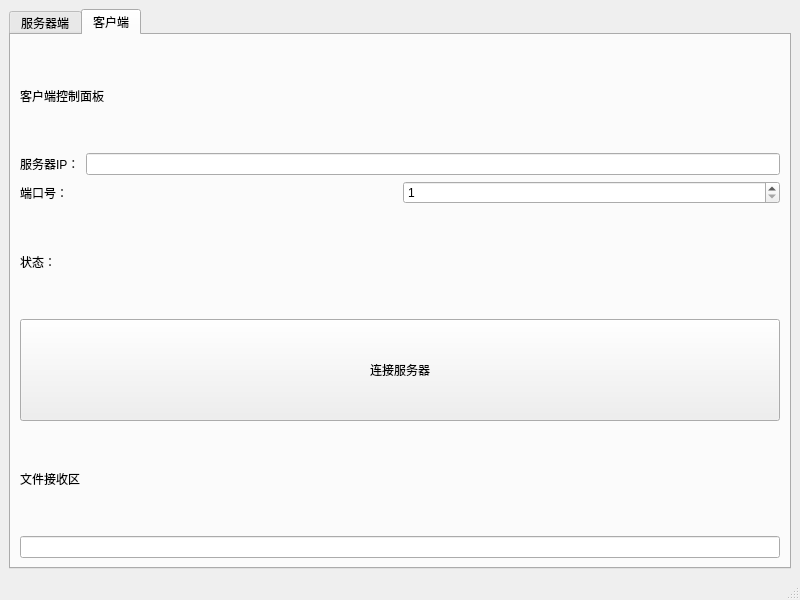
This is src/FileTransfer.ui in paipaipai666/FileTransfer as Qt 5 draws it before an edit. The edited form follows.
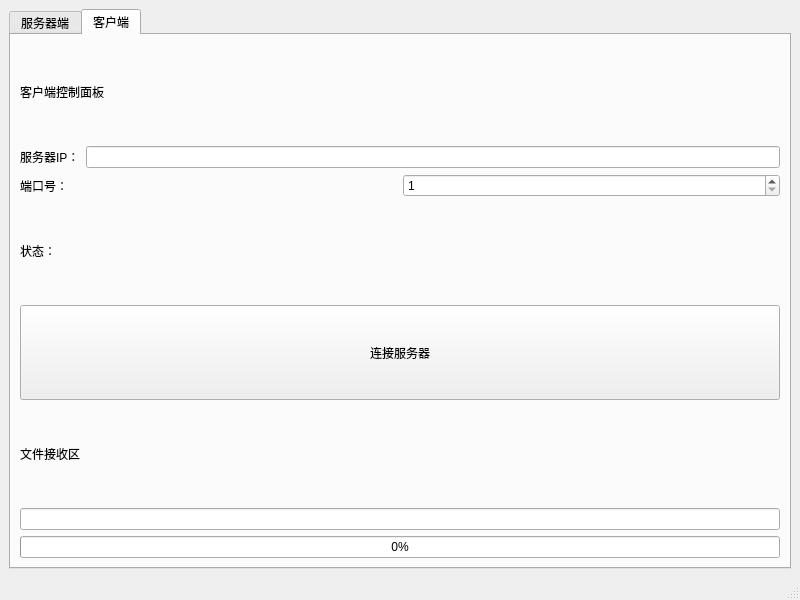
This is the edited form. The open tabs and pages were chosen to show the change.

Diff of the .ui file:
```diff
--- a/src/FileTransfer.ui
+++ b/src/FileTransfer.ui
@@ -185,6 +185,13 @@
           <item>
            <widget class="QLineEdit" name="RecvFileName"/>
           </item>
+          <item>
+           <widget class="QProgressBar" name="clientProgressBar">
+            <property name="value">
+             <number>0</number>
+            </property>
+           </widget>
+          </item>
          </layout>
         </item>
        </layout>
```
Left out of the diff: 9 changed lines with no effect on the pictures.
